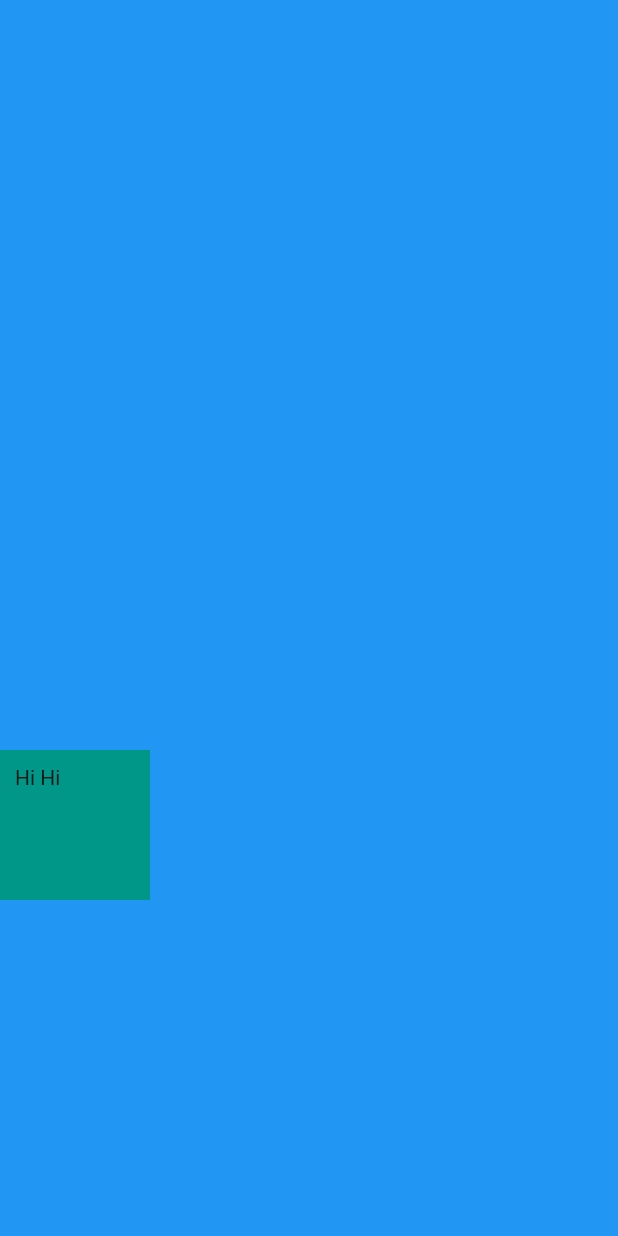
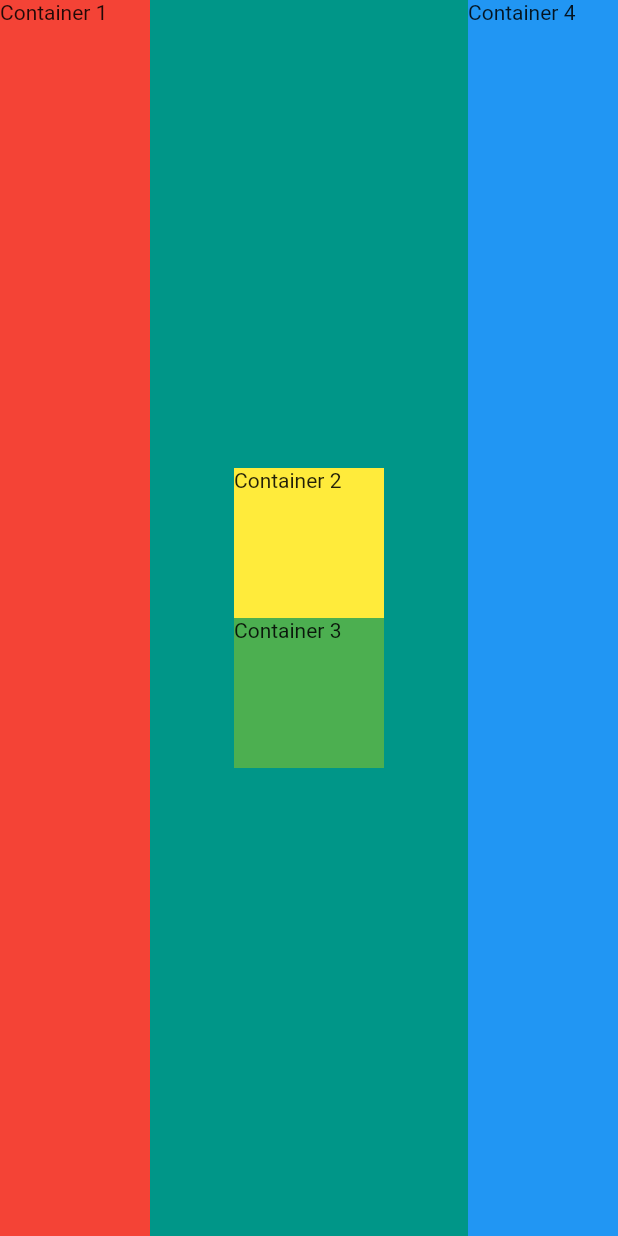
Before and after one commit to C17AN/i-love-flutter, a Flutter app: the screen it shows after launch, on a phone screen of 412 x 824 dp. Run offline on Flutter 3.47's test engine with Material 2 defaults, Android fonts, the phone set to English and light mode, and no system bars.

Commit message:
feat: layout challenge complete

```diff
--- a/mi_card_flutter-master/lib/main.dart
+++ b/mi_card_flutter-master/lib/main.dart
@@ -10,15 +10,39 @@ class MyApp extends StatelessWidget {
     return MaterialApp(
       debugShowCheckedModeBanner: false,
       home: Scaffold(
-        backgroundColor: Colors.blue,
+        backgroundColor: Colors.teal,
         body: SafeArea(
-          child: Container(
-            height: 100,
-            width: 100,
-            margin: EdgeInsets.only(top: 500),
-            padding: EdgeInsets.all(10),
-            color: Colors.teal,
-            child: Text("Hi Hi"),
+          child: Row(
+            mainAxisAlignment: MainAxisAlignment.spaceBetween,
+            crossAxisAlignment: CrossAxisAlignment.stretch,
+            children: <Widget>[
+              Container(
+                child: Text("Container 1"),
+                width: 100,
+                color: Colors.red,
+              ),
+              Column(
+                  mainAxisAlignment: MainAxisAlignment.center,
+                  children: <Widget>[
+                    Container(
+                      child: Text("Container 2"),
+                      width: 100,
+                      height: 100,
+                      color: Colors.yellow,
+                    ),
+                    Container(
+                      child: Text("Container 3"),
+                      width: 100,
+                      height: 100,
+                      color: Colors.green,
+                    ),
+                  ]),
+              Container(
+                child: Text("Container 4"),
+                width: 100,
+                color: Colors.blue,
+              )
+            ],
           ),
         ),
       ),
```
Also changed, not shown: mi_card_flutter-master/lib/temp.dart (added, +51 -0 lines), mi_card_flutter-master/challenge 1.png (added), 1 other file.
